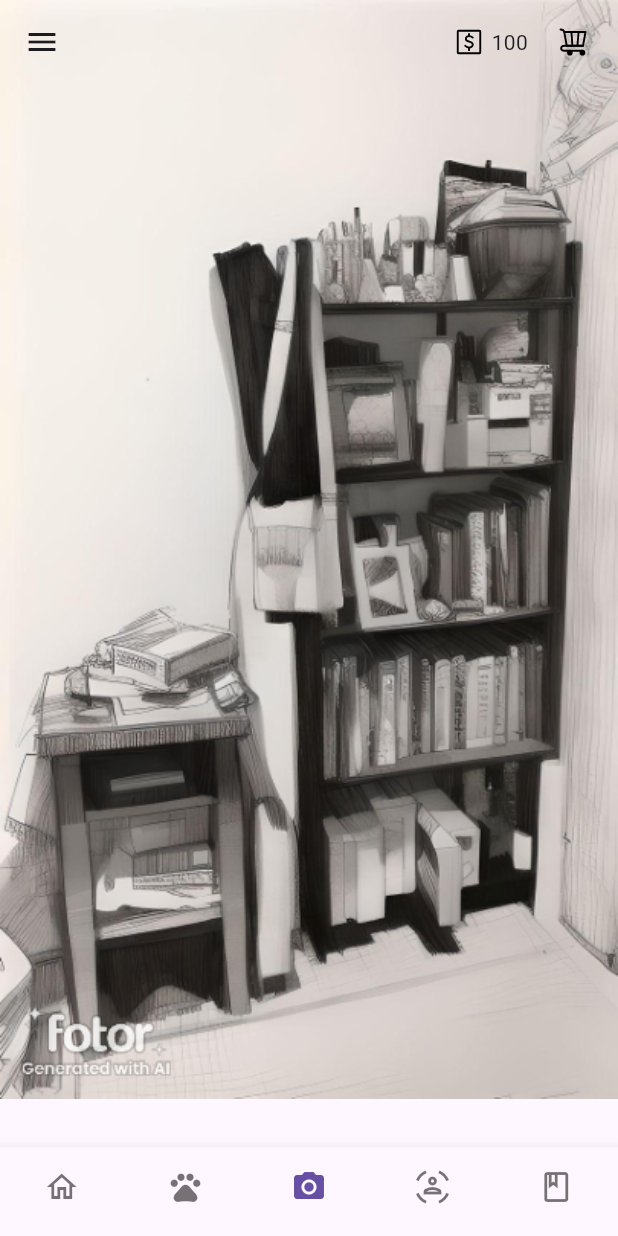
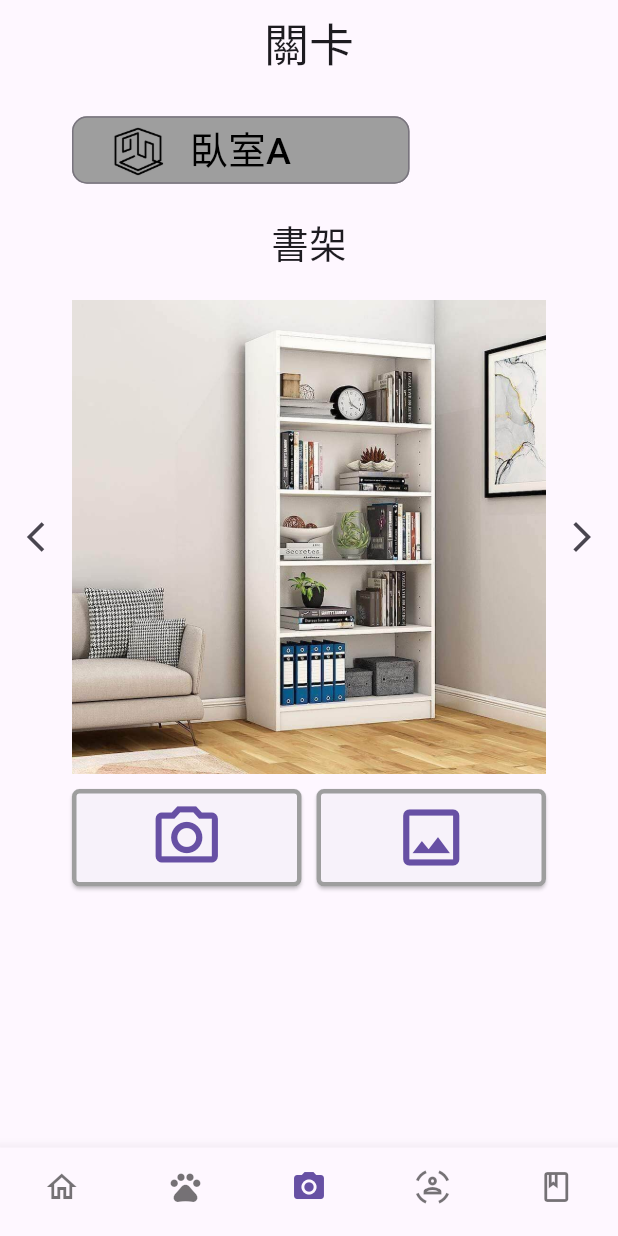
Before and after one commit to Gaexpa/FlutterApp1, a Flutter app: the screen it shows after launch, item 3 of the bottom bar chosen, on a phone screen of 412 x 824 dp. Run offline on Flutter 3.47's test engine with Material 3 defaults, Android fonts, the phone set to English and light mode, and no system bars; our stand-ins replace flutter_svg, go_router, image_picker; missing offline and left inert: flutter_tflite.

Commit message:
完善寵物頁選擇方塊和關卡主頁，但都尚未連結功能； 接下來我應該會先畫class diagram，再來處理MVVC架構，再來處理Firebase的連結。

```diff
--- a/lib/main.dart
+++ b/lib/main.dart
@@ -19,7 +19,9 @@ class _MyAppState extends State<MyApp> {
   @override
   Widget build(BuildContext context) {
     return MaterialApp.router(
+      /// 把右上角的demo條藏起來
       debugShowCheckedModeBanner: false,
+      /// 設定router
       routerConfig: AppNavigation.router,
     );
   }
--- a/lib/navigations/app_navigation.dart
+++ b/lib/navigations/app_navigation.dart
@@ -1,4 +1,5 @@
 import 'package:demo/pages/home_page.dart';
+import 'package:demo/pages/level/level_page.dart';
 import 'package:demo/pages/pet/pet_page.dart';
 import 'package:demo/pages/wrappers/main_wrapper.dart';
 import 'package:flutter/cupertino.dart';
@@ -12,11 +13,14 @@ class AppNavigation {
   static String initR = "/home";
 
   /// Private Navigators Keys
+  /// 要導航到哪幾頁
   static final _rootNavigatorKey = GlobalKey<NavigatorState>();
   static final _rootNavigatorHome =
       GlobalKey<NavigatorState>(debugLabel: "shellHome");
   static final _rootNavigatorPet =
-  GlobalKey<NavigatorState>(debugLabel: "shellPet");
+      GlobalKey<NavigatorState>(debugLabel: "shellPet");
+  static final _rootNavigatorLevel =
+      GlobalKey<NavigatorState>(debugLabel: "shellLevel");
 
   /// Go Router 設定
   static final GoRouter router = GoRouter(
@@ -26,7 +30,9 @@ class AppNavigation {
       /// MainWrapper Route
       StatefulShellRoute.indexedStack(
         builder: (context, state, navigationShell) {
-          return MainWrapper(navigationShell: navigationShell,);
+          return MainWrapper(
+            navigationShell: navigationShell,
+          );
         },
         branches: <StatefulShellBranch>[
           /// Branch Home
@@ -43,6 +49,7 @@ class AppNavigation {
                   })
             ],
           ),
+
           /// Branch Pet
           StatefulShellBranch(
             navigatorKey: _rootNavigatorPet,
@@ -57,6 +64,21 @@ class AppNavigation {
                   })
             ],
           ),
+
+          /// Branch Level
+          StatefulShellBranch(
+            navigatorKey: _rootNavigatorLevel,
+            routes: [
+              GoRoute(
+                  path: "/level",
+                  name: "Level",
+                  builder: (context, state) {
+                    return LevelPage(
+                      key: state.pageKey,
+                    );
+                  })
+            ],
+          ),
         ],
       ),
     ],
--- a/lib/pages/home_page.dart
+++ b/lib/pages/home_page.dart
@@ -27,6 +27,7 @@ class _HomePageState extends State<HomePage> {
         "assets/images/bg_test.jpg",
         fit: BoxFit.cover,
         width: double.infinity,
+        height: double.infinity,
       ),
     );
   }
--- /dev/null
+++ b/lib/pages/level/level_page.dart
@@ -0,0 +1,119 @@
+import 'package:demo/widgets/level_option_box_button.dart';
+import 'package:flutter/material.dart';
+
+class LevelPage extends StatefulWidget {
+  const LevelPage({super.key});
+
+  @override
+  State<LevelPage> createState() => _LevelPageState();
+}
+
+class _LevelPageState extends State<LevelPage> {
+  @override
+  Widget build(BuildContext context) {
+    final Size size = MediaQuery.of(context).size;
+
+    return buildScaffold(size);
+  }
+
+  Scaffold buildScaffold(Size size) {
+    return Scaffold(
+    appBar: AppBar(
+      title: Text(
+        "關卡",
+        style: TextStyle(fontSize: 30),
+      ),
+      centerTitle: true,
+    ),
+    body: Column(
+      crossAxisAlignment: CrossAxisAlignment.start,
+      children: [
+        /// 切換房間的Container按鈕
+        Container(
+          margin: EdgeInsets.only(left: 48, top: 20, right: 20, bottom: 20),
+          child: OutlinedButton(
+            onPressed: () {},
+            style: OutlinedButton.styleFrom(
+              fixedSize: Size(225, 45),
+              backgroundColor: Colors.grey,
+              shape: RoundedRectangleBorder(
+                borderRadius: BorderRadius.circular(10),
+              ),
+            ),
+            child: Row(
+              mainAxisAlignment: MainAxisAlignment.start,
+              children: [
+                Image.asset(
+                  'assets/images/level/room.png',
+                  height: 40,
+                ),
+                SizedBox(
+                  width: 15,
+                ),
+                Text(
+                  "臥室A",
+                  style: TextStyle(fontSize: 25, color: Colors.black),
+                ),
+              ],
+            ),
+          ),
+        ),
+
+        /// 房間局部名
+        Container(
+          alignment: Alignment.center,
+          margin: EdgeInsets.only(bottom: 20),
+          child: Text(
+            "書架",
+            style: TextStyle(fontSize: 25),
+          ),
+        ),
+
+        /// 中間 < 圖 >
+        Row(
+          mainAxisSize: MainAxisSize.max,
+          children: [
+            IconButton(
+              onPressed: () {},
+              icon: Icon(
+                Icons.arrow_back_ios_outlined,
+              ),
+            ),
+            Column(
+              children: [
+                Image.asset(
+                  'assets/images/level/bookshelf.jpg',
+                  width: size.width - 48 * 2,
+                ),
+              ],
+            ),
+            IconButton(
+              onPressed: () {},
+              icon: Icon(Icons.arrow_forward_ios_outlined),
+            ),
+          ],
+        ),
+
+        /// 最下方兩顆按鈕
+        Row(
+          mainAxisAlignment: MainAxisAlignment.center,
+          children: [
+            LevelOptionBoxButton(
+                Icon(
+                  Icons.camera_alt_outlined,
+                  size: 50,
+                ),
+                () {}),
+            LevelOptionBoxButton(
+                Icon(
+                  Icons.photo_outlined,
+                  size: 50,
+                ),
+                () {}),
+          ],
+        ),
+      ],
+    ),
+  );
+  }
+}
--- /dev/null
+++ b/lib/widgets/level_option_box_button.dart
@@ -0,0 +1,30 @@
+import 'package:flutter/material.dart';
+
+class LevelOptionBoxButton extends StatelessWidget {
+  Icon icon;
+  VoidCallback callback;
+
+  LevelOptionBoxButton(
+    this.icon,
+    this.callback,
+  );
+
+  @override
+  Widget build(BuildContext context) {
+    final Size size = MediaQuery.of(context).size;
+
+    return Container(
+      width: (size.width-48*2) / 2 - 5,
+      height: 65,
+      margin: EdgeInsets.only(left:5, top: 10, right: 5),
+      child: ElevatedButton(
+        style: ElevatedButton.styleFrom(
+          shape: RoundedRectangleBorder(borderRadius: BorderRadius.circular(5)),
+          side: BorderSide(color:Colors.grey, width: 3.0, style: BorderStyle.solid),
+        ),
+        onPressed: callback,
+        child: icon,
+      ),
+    );
+  }
+}
--- a/pubspec.yaml
+++ b/pubspec.yaml
@@ -67,6 +67,8 @@ flutter:
     - assets/models/
     - assets/icons/
     - assets/images/
+    - assets/images/level/
+    - assets/images/pet_option_box_png/
   #   - images/a_dot_burr.jpeg
   #   - images/a_dot_ham.jpeg
 
```
Also changed, not shown: lib/pages/pet/pet_page.dart (+76 -4 lines), lib/widgets/pet_option_box_button.dart (+8 -8 lines), assets/images/level/bookshelf.jpg (added), assets/images/level/room.png (added), assets/images/pet_option_box_png/birthday-hat.png (added), assets/images/pet_option_box_png/coat.png (added), assets/images/pet_option_box_png/mouse.png (added), assets/images/pet_option_box_png/shorts.png (added).
